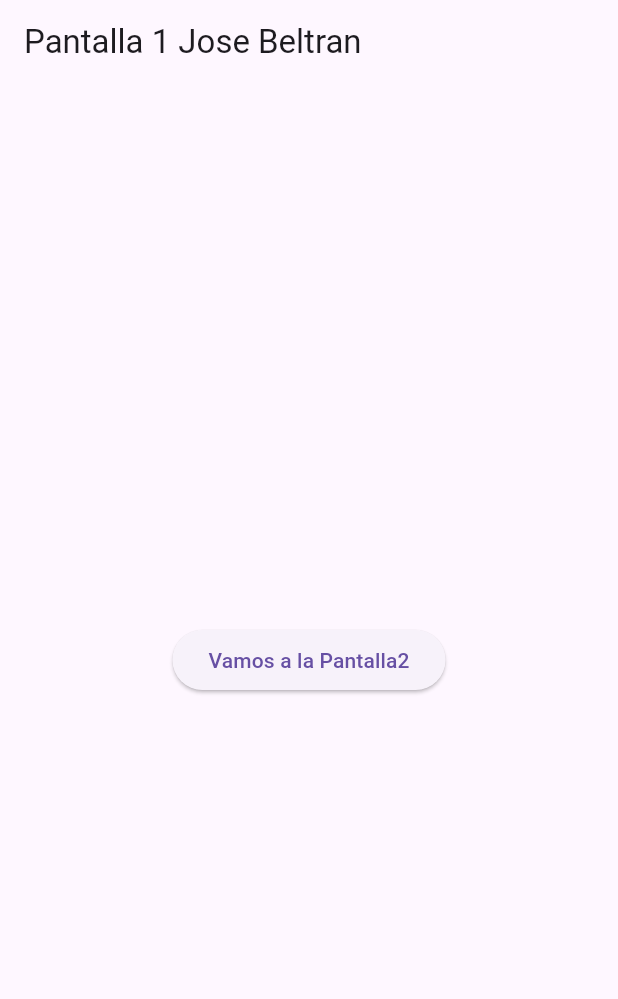
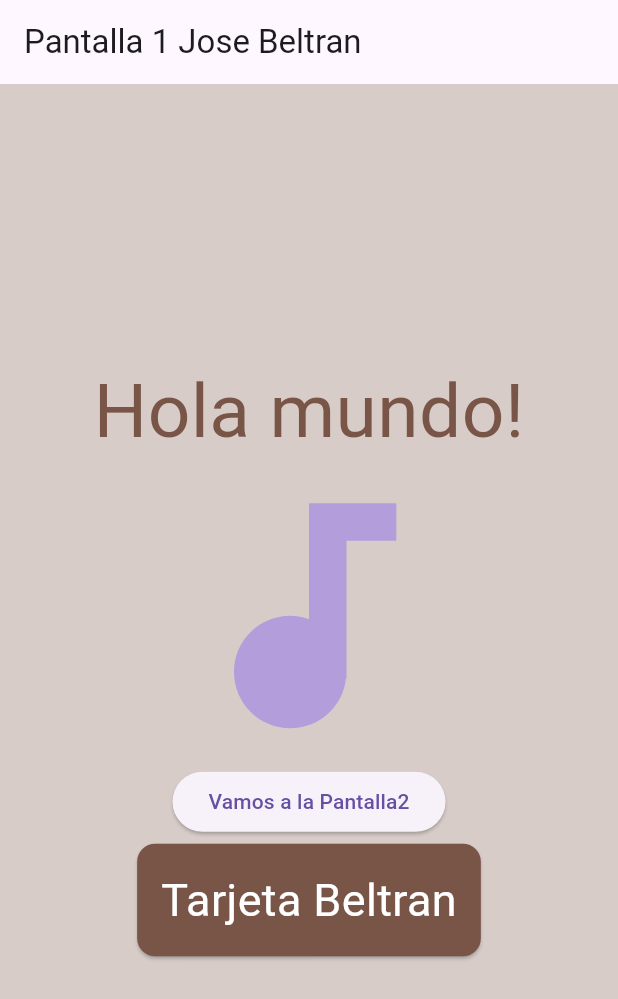
Before and after one commit to BeltranJ128/p12-EntrePag-6i, a Flutter app: the screen it shows after launch, on a phone screen of 412 x 824 dp. Shown: the top 999 px of the screen. Run offline on Flutter 3.47's test engine with Material 3 defaults, Android fonts, the phone set to English and light mode, and no system bars.

Commit message:
Update pantalla1.dart

```diff
--- a/lib/pantalla1.dart
+++ b/lib/pantalla1.dart
@@ -7,17 +7,43 @@ class Pantalla1 extends StatelessWidget {
   @override
   Widget build(BuildContext context) {
     return Scaffold(
+      backgroundColor: Colors.brown[100],
       appBar: AppBar(
         title: const Text("Pantalla 1 Jose Beltran"),
       ),
-      body: Center(
-        child: ElevatedButton(
-          child: const Text("Vamos a la Pantalla2"),
-          onPressed: () {
-            Navigator.pushNamed(context, "/pantalla2",
-                arguments: "Mensaje desde la pantalla 1");
-          },
-        ),
+      body: Column(
+        mainAxisAlignment: MainAxisAlignment.center,
+        children: <Widget>[
+          Align(
+            alignment: Alignment.center,
+          ),
+          Text(
+            "Hola mundo!",
+            style: TextStyle(color: Colors.brown, fontSize: 50),
+          ),
+          Icon(
+            Icons.audiotrack,
+            color: Colors.deepPurple[200],
+            size: 200,
+          ),
+          ElevatedButton(
+            child: const Text("Vamos a la Pantalla2"),
+            onPressed: () {
+              Navigator.pushNamed(context, "/pantalla2",
+                  arguments: "Mensaje desde la pantalla 1");
+            }, //Pressed
+          ),
+          Card(
+            child: Padding(
+              padding: EdgeInsets.all(16),
+              child: Text(
+                "Tarjeta Beltran",
+                style: TextStyle(fontSize: 30, color: Colors.white),
+              ),
+            ),
+            color: Colors.brown,
+          )
+        ],
       ),
     );
   } //widget
```
